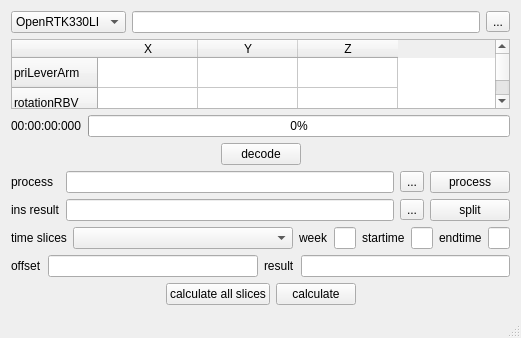
This is MountAngleCalculation/MountAngleCalculation.ui in aceinnazhangchen/OpenRtk_Dirver as Qt 5 draws it before an edit. The edited form follows.
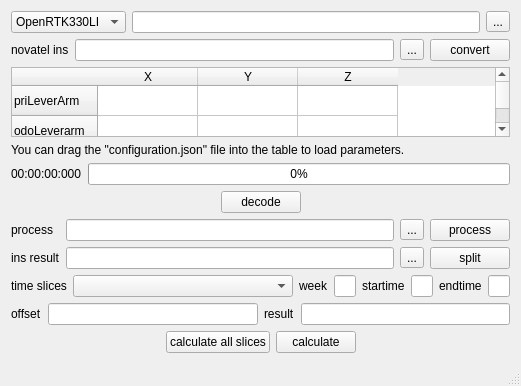
This is the edited form.

Commit message: MountAngle 更新

What changed in the file:
```diff
--- a/MountAngleCalculation/MountAngleCalculation.ui
+++ b/MountAngleCalculation/MountAngleCalculation.ui
@@ -48,6 +48,34 @@
       </item>
      </layout>
     </item>
+    <item>
+     <layout class="QHBoxLayout" name="horizontalLayout_4">
+      <item>
+       <widget class="QLabel" name="label_10">
+        <property name="text">
+         <string>novatel ins</string>
+        </property>
+       </widget>
+      </item>
+      <item>
+       <widget class="QLineEdit" name="novatel_ins_path_edt"/>
+      </item>
+      <item>
+       <widget class="QToolButton" name="novatel_ins_select_btn">
+        <property name="text">
+         <string>...</string>
+        </property>
+       </widget>
+      </item>
+      <item>
+       <widget class="QPushButton" name="novatel_ins_convert_btn">
+        <property name="text">
+         <string>convert</string>
+        </property>
+       </widget>
+      </item>
+     </layout>
+    </item>
     <item>
      <widget class="QTableWidget" name="tableWidget_config">
       <attribute name="verticalHeaderCascadingSectionResizes">
@@ -58,11 +86,6 @@
         <string>priLeverArm</string>
        </property>
       </row>
-      <row>
-       <property name="text">
-        <string>rotationRBV</string>
-       </property>
-      </row>
       <row>
        <property name="text">
         <string>odoLeverarm</string>
@@ -73,6 +96,11 @@
         <string>userLeverArm</string>
        </property>
       </row>
+      <row>
+       <property name="text">
+        <string>rotationRBV</string>
+       </property>
+      </row>
       <column>
        <property name="text">
         <string>X</string>
@@ -90,6 +118,13 @@
       </column>
      </widget>
     </item>
+    <item>
+     <widget class="QLabel" name="label_9">
+      <property name="text">
+       <string>You can drag the &quot;configuration.json&quot; file into the table to load parameters.</string>
+      </property>
+     </widget>
+    </item>
     <item>
      <layout class="QVBoxLayout" name="verticalLayout">
       <item>
```
The commit also changes 13 other files.
